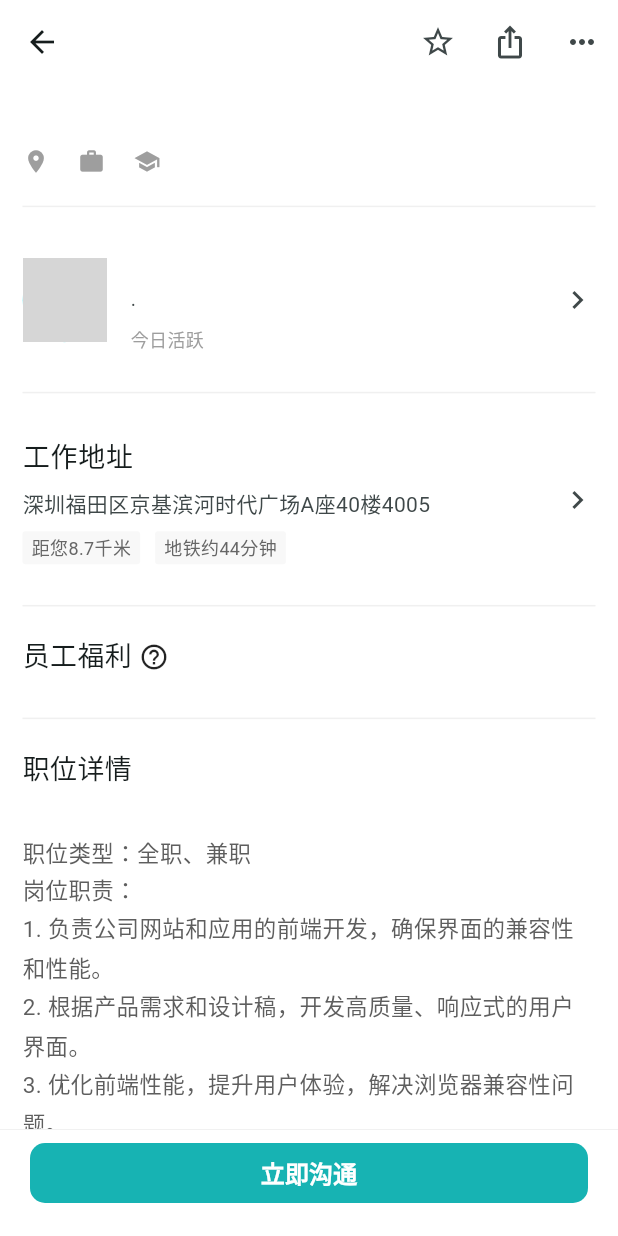
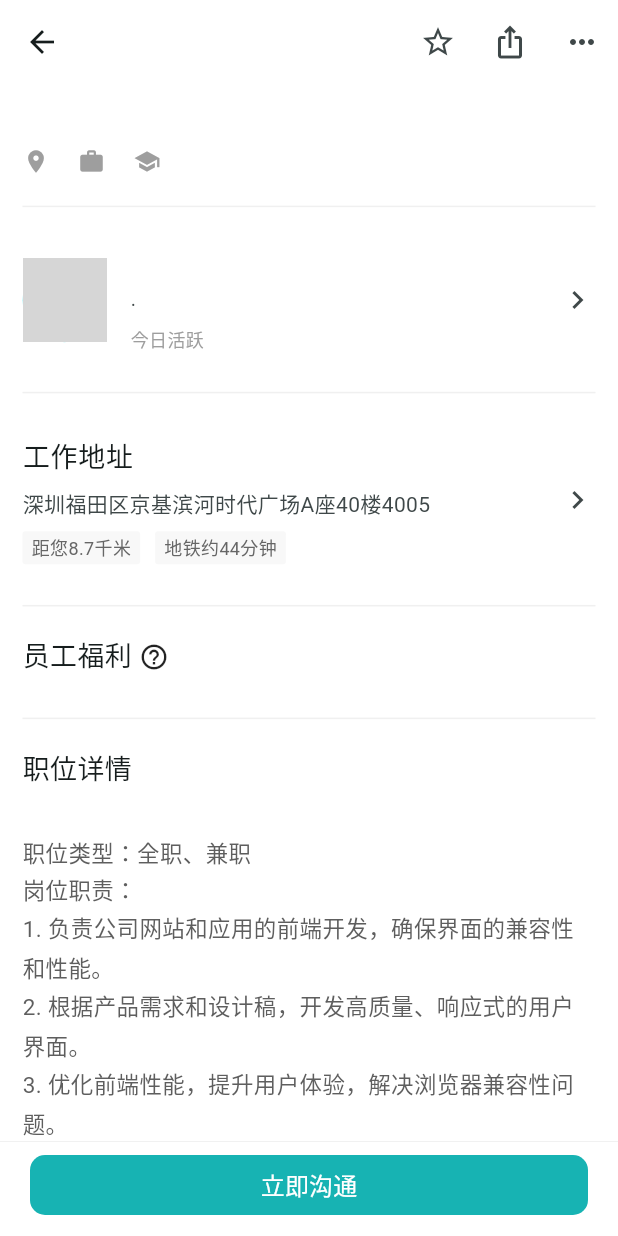
Before and after one commit to yangzeyanlove/boss_by_flutter, a Flutter app: the JobDetail screen opened directly with empty values, on a phone screen of 412 x 824 dp. Run offline on Flutter 3.47's test engine with Material 3 defaults, Android fonts, the phone set to English and light mode, and no system bars; our stand-ins replace dio, get, image_picker, video_player, webview_flutter; network calls fail; grey boxes are pictures that could not be loaded.

Commit message:
feat: 适配安卓底部栏样式

```diff
--- a/lib/main.dart
+++ b/lib/main.dart
@@ -1,4 +1,5 @@
 import 'package:flutter/foundation.dart';
+import 'package:flutter/services.dart';
 import 'package:flutter/material.dart';
 import 'views/home_page.dart';
 import 'config.dart';
@@ -15,6 +16,10 @@ class MyApp extends StatelessWidget {
   // 此小部件是应用程序的根
   @override
   Widget build(BuildContext context) {
+    SystemChrome.setSystemUIOverlayStyle(const SystemUiOverlayStyle(
+      systemNavigationBarColor: Colors.white, // 设置导航栏颜色
+    ));
+
     List<String> fontFamilyList =
         defaultTargetPlatform == TargetPlatform.android
             ? const [
--- a/lib/views/job_pages/job_detail.dart
+++ b/lib/views/job_pages/job_detail.dart
@@ -369,7 +369,7 @@ class JobDetail extends StatelessWidget {
       bottomNavigationBar: Container(
         decoration: const BoxDecoration(
             border: Border(top: BorderSide(color: Colors.grey, width: 0.1))),
-        padding: const EdgeInsets.fromLTRB(20, 5, 20, 18),
+        padding: const EdgeInsets.fromLTRB(20, 5, 20, 10),
         // height: 60,
         child: TextButton(
           onPressed: () {},
@@ -382,7 +382,7 @@ class JobDetail extends StatelessWidget {
           child: const Text(
             '立即沟通',
             style: TextStyle(
-                fontSize: 16, color: Colors.white, fontWeight: FontWeight.bold),
+                fontSize: 16, color: Colors.white, fontWeight: FontWeight.w500),
           ),
         ),
       ),
```
